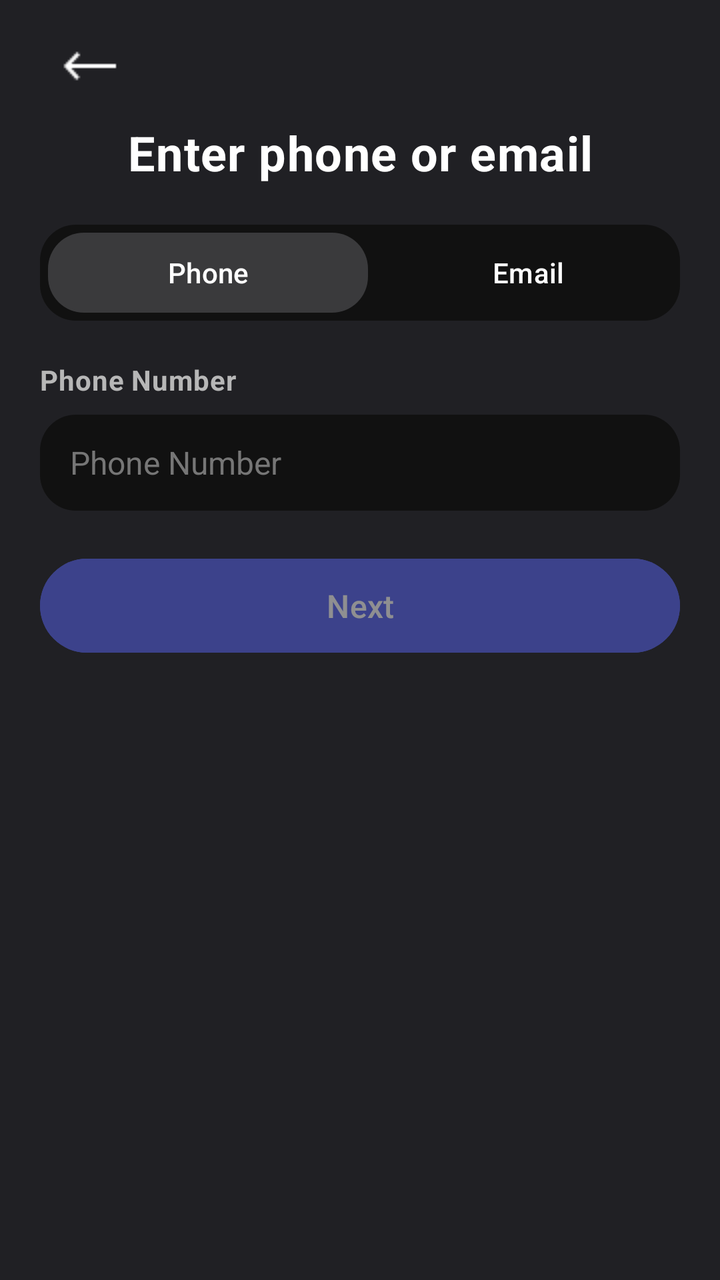
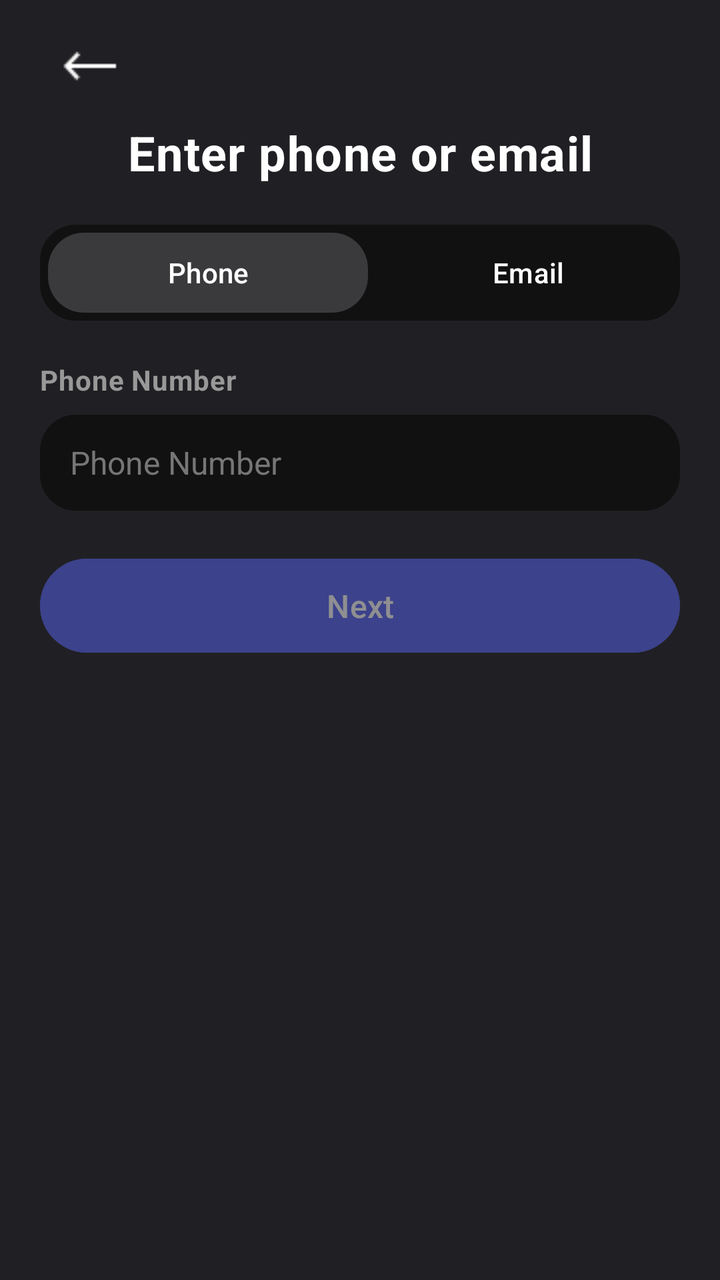

Screens rendered from an Android XML layout before and after an edit, with the pre-edit source and the edit as a unified diff.
<!-- AndroidManifest.xml: application theme Theme.Doscord -->
<!-- res/layout/activity_register.xml -->
<?xml version="1.0" encoding="utf-8"?>
<androidx.constraintlayout.widget.ConstraintLayout xmlns:android="http://schemas.android.com/apk/res/android"
    xmlns:app="http://schemas.android.com/apk/res-auto"
    xmlns:tools="http://schemas.android.com/tools"
    android:id="@+id/main"
    android:layout_width="match_parent"
    android:layout_height="match_parent"
    android:background="@color/bgGray"
    tools:context=".activities.menu.RegisterActivity">

    <TextView
        android:id="@+id/regServerWarning"
        android:layout_width="0dp"
        android:layout_height="wrap_content"
        android:layout_marginStart="20dp"
        android:layout_marginTop="7dp"
        android:layout_marginEnd="20dp"
        android:letterSpacing="0.02"
        android:text="@string/server_error_check_your_network_connection_and_try_again"
        android:textColor="@color/red"
        android:textSize="12sp"
        android:textStyle="bold"
        android:visibility="gone"
        app:layout_constraintEnd_toEndOf="parent"
        app:layout_constraintStart_toStartOf="parent"
        app:layout_constraintTop_toBottomOf="@id/regWarning" />

    <ImageButton
        android:id="@+id/regBackBtn"
        android:layout_width="48dp"
        android:layout_height="48dp"
        android:layout_marginStart="20dp"
        android:layout_marginTop="10dp"
        android:background="@android:color/transparent"
        android:contentDescription="@string/back"
        android:onClick="finish"
        app:layout_constraintStart_toStartOf="parent"
        app:layout_constraintTop_toTopOf="parent"
        app:srcCompat="@drawable/back" />

    <TextView
        android:id="@+id/regTitle"
        android:layout_width="wrap_content"
        android:layout_height="wrap_content"
        android:layout_marginTop="60dp"
        android:gravity="center"
        android:letterSpacing="0.02"
        android:text="@string/phoneOrMail"
        android:textColor="#FFFFFF"
        android:textSize="24sp"
        android:textStyle="bold"
        app:layout_constraintEnd_toEndOf="parent"
        app:layout_constraintStart_toStartOf="parent"
        app:layout_constraintTop_toTopOf="parent" />

    <FrameLayout
        android:id="@+id/regBar"
        android:layout_width="0dp"
        android:layout_height="48dp"
        android:layout_marginStart="20dp"
        android:layout_marginTop="20dp"
        android:layout_marginEnd="20dp"
        android:background="@drawable/input_background"
        android:clipChildren="false"
        android:clipToPadding="false"
        app:layout_constraintEnd_toEndOf="parent"
        app:layout_constraintStart_toStartOf="parent"
        app:layout_constraintTop_toBottomOf="@+id/regTitle">

        <View
            android:id="@+id/regSelector"
            android:layout_width="160dp"
            android:layout_height="match_parent"
            android:layout_gravity="start"
            android:layout_margin="4dp"
            android:background="@drawable/bg_gray_rounded" />

        <LinearLayout
            android:id="@+id/regBtnContainer"
            style="?android:attr/buttonBarStyle"
            android:layout_width="match_parent"
            android:layout_height="match_parent"
            android:orientation="horizontal">

            <Button
                android:id="@+id/regPhoneBtn"
                style="?android:attr/buttonBarButtonStyle"
                android:layout_width="0dp"
                android:layout_height="match_parent"
                android:layout_weight="1"
                android:background="@android:color/transparent"
                android:gravity="center"
                android:text="@string/phone"
                android:textAllCaps="false"
                android:textColor="#FFFFFF" />

            <Button
                android:id="@+id/regEmailBtn"
                style="?android:attr/buttonBarButtonStyle"
                android:layout_width="0dp"
                android:layout_height="match_parent"
                android:layout_weight="1"
                android:background="@android:color/transparent"
                android:gravity="center"
                android:text="@string/email"
                android:textAllCaps="false"
                android:textColor="#FFFFFF" />

        </LinearLayout>
    </FrameLayout>

    <TextView
        android:id="@+id/regLabel"
        android:layout_width="200dp"
        android:layout_height="22dp"
        android:layout_marginStart="20dp"
        android:layout_marginTop="20dp"
        android:letterSpacing="0.02"
        android:text="@string/phone_number"
        android:textColor="#B7B7B7"
        android:textStyle="bold"
        app:layout_constraintStart_toStartOf="parent"
        app:layout_constraintTop_toBottomOf="@+id/regBar" />

    <EditText
        android:id="@+id/regIdentifierInput"
        android:layout_width="0dp"
        android:layout_height="48dp"
        android:layout_marginStart="20dp"
        android:layout_marginTop="5dp"
        android:layout_marginEnd="20dp"
        android:autofillHints="email, phone_number"
        android:background="@drawable/input_background"
        android:ems="10"
        android:hint="@string/phone_number"
        android:inputType="phone"
        android:paddingLeft="15dp"
        android:paddingRight="15dp"
        android:textColor="#FFFFFF"
        android:textColorHint="#767676"
        android:textSize="16sp"
        app:layout_constraintEnd_toEndOf="parent"
        app:layout_constraintStart_toStartOf="parent"
        app:layout_constraintTop_toBottomOf="@+id/regLabel"
        tools:ignore="TextFields" />

    <FrameLayout
        android:id="@+id/regNextContainer"
        android:layout_width="0dp"
        android:layout_height="55dp"
        android:layout_marginHorizontal="20dp"
        android:layout_marginStart="20dp"
        android:layout_marginTop="20dp"
        android:layout_marginEnd="20dp"
        app:layout_constraintEnd_toEndOf="parent"
        app:layout_constraintStart_toStartOf="parent"
        app:layout_constraintTop_toBottomOf="@+id/regIdentifierInput">

        <Button
            android:id="@+id/regNextBtn"
            android:layout_width="match_parent"
            android:layout_height="match_parent"
            android:alpha="0.5"
            android:backgroundTint="#5865f2"
            android:enabled="false"
            android:onClick="openRegDisplayActivity"
            android:text="@string/next"
            android:textAllCaps="false"
            android:textColor="@color/white"
            android:textSize="16sp" />

        <LinearLayout
            android:id="@+id/loadingDots"
            android:layout_width="wrap_content"
            android:layout_height="wrap_content"
            android:layout_gravity="center"
            android:visibility="gone">

            <View
                android:id="@+id/dot1"
                android:layout_width="8dp"
                android:layout_height="8dp"
                android:layout_margin="4dp"
                android:background="@drawable/dot_shape" />

            <View
                android:id="@+id/dot2"
                android:layout_width="8dp"
                android:layout_height="8dp"
                android:layout_margin="4dp"
                android:background="@drawable/dot_shape" />

            <View
                android:id="@+id/dot3"
                android:layout_width="8dp"
                android:layout_height="8dp"
                android:layout_margin="4dp"
                android:background="@drawable/dot_shape" />
        </LinearLayout>
    </FrameLayout>

    <TextView
        android:id="@+id/regWarning"
        android:layout_width="369dp"
        android:layout_height="wrap_content"
        android:layout_marginStart="20dp"
        android:layout_marginTop="7dp"
        android:layout_marginEnd="20dp"
        android:letterSpacing="0.02"
        android:text="Unable to register using phone number. Please register with an e-mail address."
        android:textColor="#D37070"
        android:textSize="12sp"
        android:textStyle="bold"
        android:visibility="gone"
        app:layout_constraintEnd_toEndOf="parent"
        app:layout_constraintStart_toStartOf="parent"
        app:layout_constraintTop_toBottomOf="@id/regNextContainer" />

</androidx.constraintlayout.widget.ConstraintLayout>
<!-- resources referenced by this layout -->
<resources>
  <color name="bgGray">#202024</color>
  <color name="red">#FA777B</color>
  <color name="white">#FFFFFFFF</color>
  <!-- drawable back: png bitmap (drawable, 256 bytes) -->
  <!-- drawable bg_gray_rounded (drawable) -->
  <?xml version="1.0" encoding="utf-8"?>
  <shape xmlns:android="http://schemas.android.com/apk/res/android">
      <solid android:color="#3A3A3C"/> 
  
      <corners android:radius="18dp"/>
  </shape>
  <!-- drawable dot_shape (drawable) -->
  <?xml version="1.0" encoding="utf-8"?>
  <shape xmlns:android="http://schemas.android.com/apk/res/android"
      android:shape="oval">
      <solid android:color="#fff" />
      <size android:width="8dp" android:height="8dp" />
  </shape>
  <!-- drawable input_background (drawable) -->
  <?xml version="1.0" encoding="utf-8"?>
  <shape xmlns:android="http://schemas.android.com/apk/res/android"
      android:shape="rectangle">
  
      
      <solid android:color="#111111" />
  
      
      <corners android:radius="18dp" />
  
  </shape>
  <string name="back">Back</string>
  <string name="email">Email</string>
  <string name="next">Next</string>
  <string name="phone">Phone</string>
  <string name="phoneOrMail">Enter phone or email</string>
  <string name="phone_number">Phone Number</string>
  <string name="server_error_check_your_network_connection_and_try_again">Server Error! Check your network connection and try again.</string>
  <style name="Theme.Doscord" parent="Base.Theme.Doscord" />
  <style name="Base.Theme.Doscord" parent="Theme.Material3.DayNight.NoActionBar">
          
          
          <item name="colorOnSurface">#FFFFFF</item>
          <item name="android:textColorPrimary">#FFFFFF</item>
          <item name="android:datePickerDialogTheme">@style/MyDatePickerStyle</item>
      </style>
  <style name="MyDatePickerStyle" parent="Theme.AppCompat.Light.Dialog">
          <item name="colorAccent">@color/purple_500</item>
          <item name="android:windowBackground">@android:color/black</item>
          <item name="android:textColorPrimary">@android:color/white</item>
          <item name="android:textColorSecondary">@android:color/darker_gray</item>
      </style>
  <color name="purple_500">#6200EE</color>
</resources>

<!-- the commit's change to res/layout/activity_register.xml (unified diff, before → after) -->
@@ -117,7 +117,7 @@
         android:layout_marginTop="20dp"
         android:letterSpacing="0.02"
         android:text="@string/phone_number"
-        android:textColor="#B7B7B7"
+        android:textColor="@color/labelGray"
         android:textStyle="bold"
         app:layout_constraintStart_toStartOf="parent"
         app:layout_constraintTop_toBottomOf="@+id/regBar" />
@@ -131,7 +131,6 @@
         android:layout_marginEnd="20dp"
         android:autofillHints="email, phone_number"
         android:background="@drawable/input_background"
-        android:ems="10"
         android:hint="@string/phone_number"
         android:inputType="phone"
         android:paddingLeft="15dp"
<!-- resource entries referenced after the edit -->
@@ -1,6 +1,7 @@
 <!-- resources referenced by this layout -->
 <resources>
   <color name="bgGray">#202024</color>
+  <color name="labelGray">#999898</color>
   <color name="red">#FA777B</color>
   <color name="white">#FFFFFFFF</color>
   <!-- drawable back: png bitmap (drawable, 256 bytes) -->
